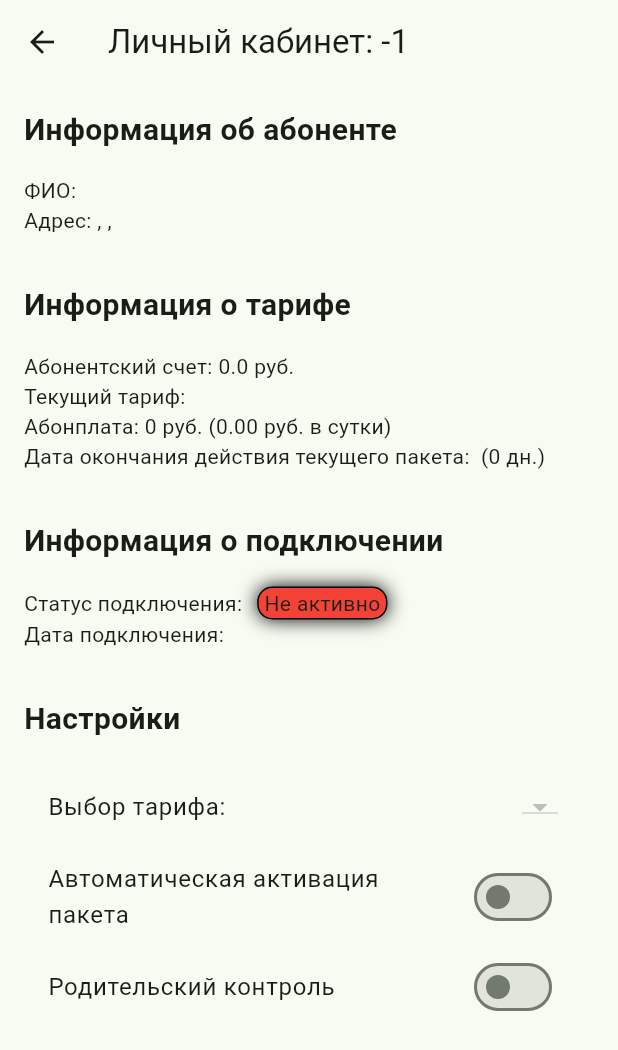
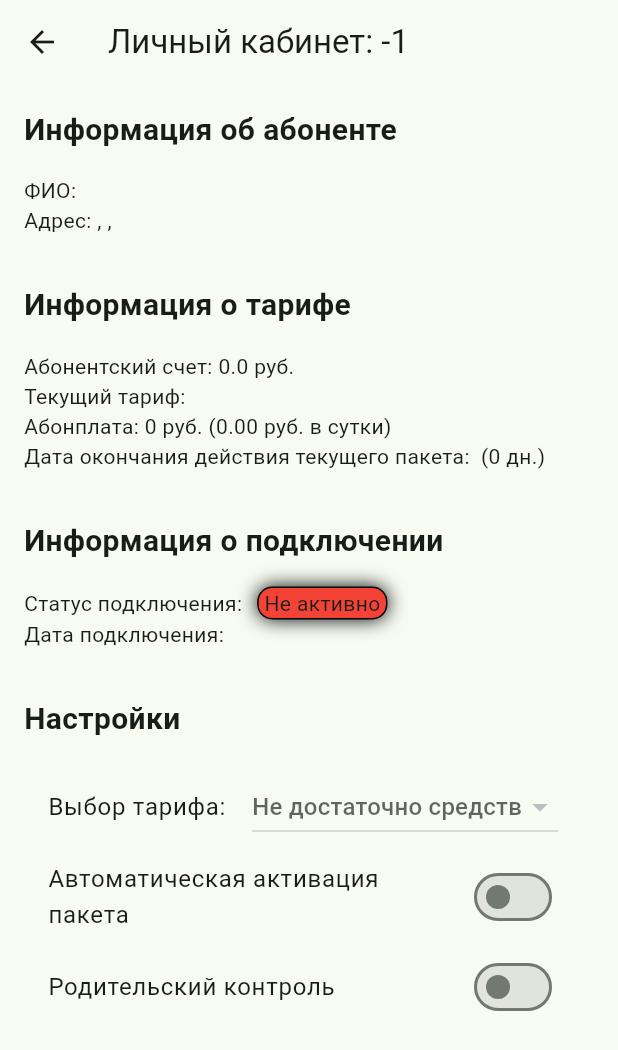
Before and after one commit to hariton1500/myevpanet4, a Flutter app: the AccountPage2 screen opened directly with empty values, on a phone screen of 412 x 824 dp. Shown: the top 1050 px of the screen. Run offline on Flutter 3.47's test engine with Material 3 defaults, Android fonts, the phone set to English and light mode, and no system bars; our stand-ins replace firebase_core, firebase_messaging, flutter_local_notifications, mask_text_input_formatter, shared_preferences; accounts and stored records are empty.

Commit message:
11.01.24

```diff
--- a/lib/Pages/accountpage2.dart
+++ b/lib/Pages/accountpage2.dart
@@ -14,9 +14,17 @@ class AccountPage2 extends StatefulWidget {
 }
 
 class _AccountPage2State extends State<AccountPage2> {
+
   @override
   Widget build(BuildContext context) {
     Account account = widget.account;
+    List? filteredTarifs;
+    try {
+      filteredTarifs = account.tarifs.where((element) => int.parse(element['sum']) < account.balance).toList();
+    } catch (e) {
+      printLog(e);
+    }
+    print('filtered tarifs: $filteredTarifs');
     return SafeArea(
         child: Scaffold(
       appBar: AppBar(
@@ -69,15 +77,18 @@ class _AccountPage2State extends State<AccountPage2> {
                   style: TextStyle(fontSize: 20, fontWeight: FontWeight.bold),
                 ),
                 const SizedBox(height: 16),
-                ListTile(
+                !account.auto ? ListTile(
                   title: const Text('Выбор тарифа:'),
                   trailing: DropdownButton<Map<String, dynamic>>(
-                    value: account.tarifs.firstWhere(
+                    value: filteredTarifs?.firstWhere(
                         (element) =>
                             element['sum'].toString() ==
                             account.tarifSum.toString(),
                         orElse: () => null),
-                    items: account.tarifs.map((tariff) {
+                    disabledHint: const Text('Не достаточно средств'),
+                    hint: const Text('Выберите тариф'),
+                    //need to filter tariffs with sum lower then abon have money
+                    items: filteredTarifs?.map((tariff) {
                       return DropdownMenuItem<Map<String, dynamic>>(
                         value: tariff,
                         child: Column(
@@ -106,7 +117,20 @@ class _AccountPage2State extends State<AccountPage2> {
                       }
                     },
                   ),
-                ),
+                ) : ListTile(title: RichText(
+                    text: const TextSpan(
+                      style: TextStyle(
+                        color: Colors.black,
+                        fontSize: 14.0,
+                      ),
+                      children: [
+                        TextSpan(
+                          text: 'Для возможности смены тарифа нужно отключить Автоматическую активацию пакета',
+                          style: TextStyle(fontWeight: FontWeight.bold),
+                        ),
+                      ],
+                    ),
+                  )),
                 SwitchListTile(
                   title: const Text('Автоматическая активация пакета'),
                   value: account.auto,
```
